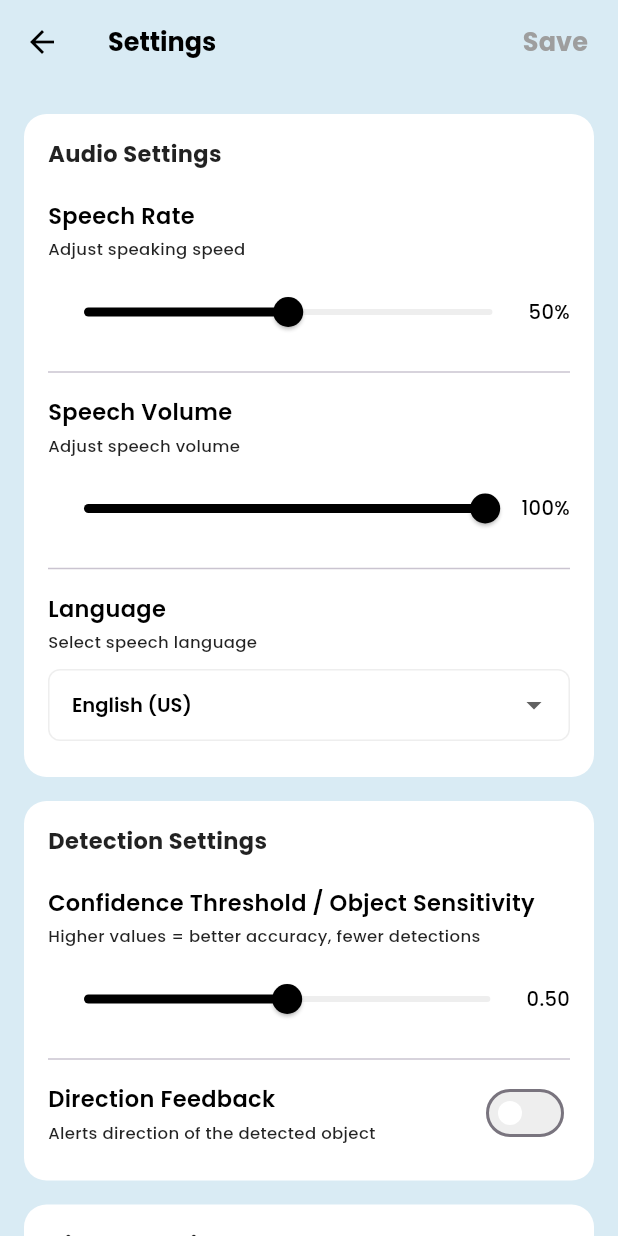
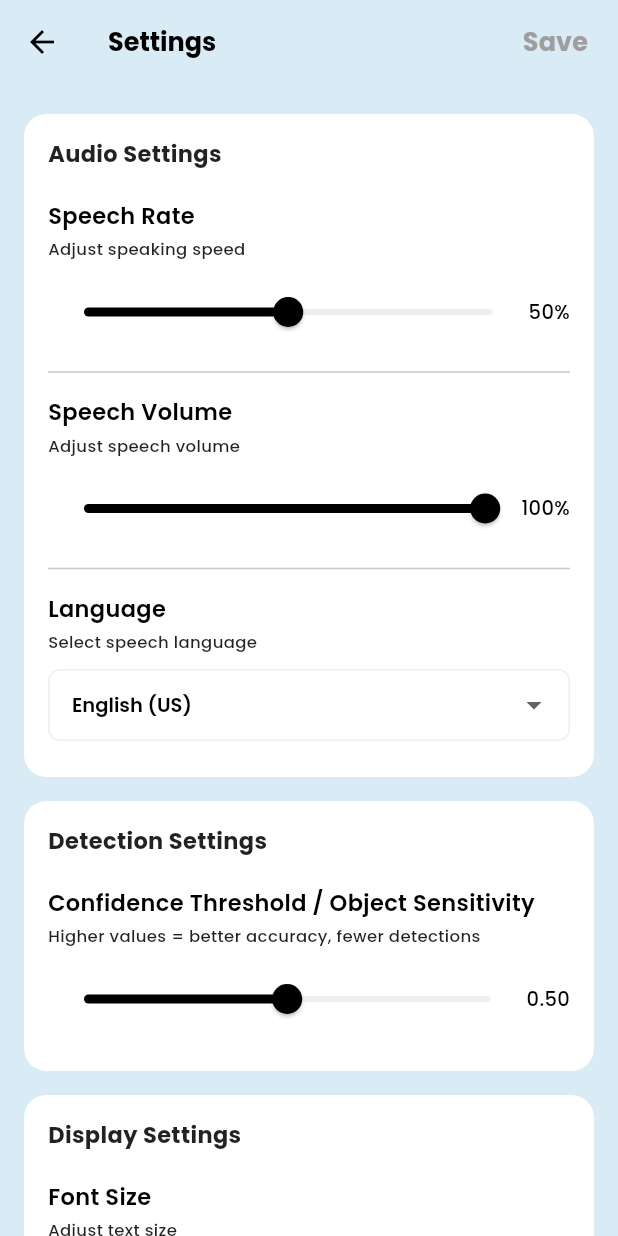
Before and after one commit to resyaaaaa/Object-Detection-and-Recognition-for-Visually-Impaired, a Flutter app: the screen it shows after launch, after a tap on "Settings", on a phone screen of 412 x 824 dp. Run offline on Flutter 3.47's test engine with Material 3 defaults, Android fonts, the light colour scheme and no system bars; our stand-ins replace camera, flutter_spinkit, flutter_tts, shared_preferences; missing offline and left inert: flutter_vision.

Commit message:
rm gtts, lang only-supported, rm main from dtt sc

```diff
--- a/echoeyes/lib/main.dart
+++ b/echoeyes/lib/main.dart
@@ -1,6 +1,5 @@
 import 'package:echoeyes/screens/splash_screen.dart';
 import 'package:flutter/material.dart';
-//import 'package:camera/camera.dart';
 
 void main() {
   WidgetsFlutterBinding.ensureInitialized();
@@ -15,11 +14,6 @@ class EchoEyesApp extends StatelessWidget {
     return (MaterialApp(
       debugShowCheckedModeBanner: false,
       home: const SplashScreen(),
-      title: 'EchoEyes Object Detection',
-      theme: ThemeData(
-        primaryColor: Colors.white,
-        scaffoldBackgroundColor: Colors.white,
-      ),
     ));
   }
 }
--- a/echoeyes/lib/models/settings_model.dart
+++ b/echoeyes/lib/models/settings_model.dart
@@ -5,7 +5,7 @@ class AppSettings {
   bool switchMode;
   double confidenceThreshold;
   double fontSize;
-  bool directionMode;
+  //bool directionMode;
 
   AppSettings({
     this.speechRate = 0.5,
@@ -14,7 +14,7 @@ class AppSettings {
     this.switchMode = false,
     this.confidenceThreshold = 0.5,
     this.fontSize = 13.0,
-    this.directionMode = false,
+    //this.directionMode = false,
   });
 
   AppSettings copyWith({
@@ -24,7 +24,7 @@ class AppSettings {
     bool? switchMode,
     double? confidenceThreshold,
     double? fontSize,
-    bool? directionMode,
+    //bool? directionMode,
   }) {
     return AppSettings(
       speechRate: speechRate ?? this.speechRate,
@@ -33,7 +33,7 @@ class AppSettings {
       switchMode: switchMode ?? this.switchMode,
       confidenceThreshold: confidenceThreshold ?? this.confidenceThreshold,
       fontSize: fontSize ?? this.fontSize,
-      directionMode: directionMode ?? this.directionMode,
+      //directionMode: directionMode ?? this.directionMode,
     );
   }
 
@@ -44,7 +44,7 @@ class AppSettings {
     'switchMode': switchMode,
     'confidenceThreshold': confidenceThreshold,
     'fontSize': fontSize,
-    'directionMode' : directionMode,
+    //'directionMode' : directionMode,
   };
 
   factory AppSettings.fromJson(Map<String, dynamic> json) {
@@ -56,7 +56,7 @@ class AppSettings {
       confidenceThreshold:
           (json['confidenceThreshold'] as num?)?.toDouble() ?? 0.5,
       fontSize: (json['fontSize'] as num?)?.toDouble() ?? 13.0,
-      directionMode: json['directionMode'] as bool? ?? false,
+      //directionMode: json['directionMode'] as bool? ?? false,
     );
   }
 }
--- a/echoeyes/lib/screens/settings_screen.dart
+++ b/echoeyes/lib/screens/settings_screen.dart
@@ -23,11 +23,10 @@ class _SettingsScreenState extends State<SettingsScreen> {
 
   static const Map<String, String> _languageOptions = {
     'en-US': 'English (US)',
-    'en-GB': 'English (UK)',
-    'fr-FR': 'French',
-    'de-DE': 'German',
-    'ms-MY': 'Malay',
-    'zh-CN': 'Mandarin (Simplified)',
+    'en-UK': 'English (UK)',
+    'fr-FR': 'French (France)',
+    'de-DE': 'German (Germany)',
+    'es-ES': 'Spanish (Spain)',
   };
 
   @override
@@ -333,14 +332,15 @@ class _SettingsScreenState extends State<SettingsScreen> {
         onChanged: (v) =>
             _updateSetting((s) => s.copyWith(confidenceThreshold: v)),
       ),
-      const Divider(),
+      // TEMPORARILY DISABLED
+      /*const Divider(),
       SwitchSettingWidget(
         title: 'Direction Feedback',
         subtitle: 'Alerts direction of the detected object',
         value: _settings.directionMode,
         settings: _settings,
         onChanged: (v) => _updateSetting((s) => s.copyWith(directionMode: v)),
-      ),
+      ),*/
     ],
   );
 
@@ -370,13 +370,15 @@ class _SettingsScreenState extends State<SettingsScreen> {
   );
 }
 
+// SCROLL BEHAVIOR - DISABLE GLOW EFFECT WHEN OVERSCROLL
 class _NoGlow extends ScrollBehavior {
   const _NoGlow();
 
-  Widget buildViewportChrome(
+  @override
+  Widget buildOverscrollIndicator(
     BuildContext context,
     Widget child,
-    AxisDirection axisDirection,
+    ScrollableDetails details,
   ) {
     return child;
   }
--- a/echoeyes/lib/screens/splash_screen.dart
+++ b/echoeyes/lib/screens/splash_screen.dart
@@ -30,7 +30,8 @@ class _SplashScreenState extends State<SplashScreen>
     _loadSettings();
     _speakInstructions();
   }
-  /// ANIMATION FOR SMOOTH TRANSITION
+
+  // ANIMATION FOR SMOOTH SPLASH TRANSITION
   void _initializeAnimations() {
     _animationController = AnimationController(
       duration: const Duration(milliseconds: 2000),
@@ -54,6 +55,7 @@ class _SplashScreenState extends State<SplashScreen>
     _animationController.forward();
   }
 
+  // LOAD SAVED SETTINGS BEFORE GF'S INSTRUCTIONS
   Future<void> _loadSettings() async {
     final saved = await SettingsService.loadSettings();
     setState(() => _settings = saved);
@@ -62,13 +64,13 @@ class _SplashScreenState extends State<SplashScreen>
     _speakInstructions();
   }
 
+  // GESTURE FEEDBACK'S INSTRUCTION - TTS
   Future<void> _speakInstructions() async {
     await Future.delayed(const Duration(milliseconds: 500));
-    await TTSService.speak(
-      "Double tap to start detection",
-    );
+    await TTSService.speak("Double tap to start detection");
   }
 
+  // CAMERA BUTTON IS CLICKED TTS
   Future<void> _openCamera() async {
     await TTSService.speak("Opening camera");
 
@@ -86,24 +88,27 @@ class _SplashScreenState extends State<SplashScreen>
     Navigator.push(
       context,
       MaterialPageRoute(
-        builder: (_) => YoloCam(camerass: cameras, settings: _settings),
+        // ROUTE TO DETECTION SCREEN
+        builder: (_) => DetectionScreen(camerass: cameras, settings: _settings),
       ),
     );
   }
 
+  // SETTINGS BUTTON IS CLICKED TTS
   Future<void> _openSettings() async {
     await TTSService.speak("Opening settings");
 
     final loaded = await SettingsService.loadSettings();
     final result = await Navigator.push(
       context,
+      // GO TO SETTINGS SCREEN
       MaterialPageRoute(builder: (_) => SettingsScreen(settings: loaded)),
     );
 
     if (result != null && mounted) {
       setState(() => _settings = result);
       await SettingsService.saveSettings(_settings);
-      await TTSService.updateSettings(_settings);
+      //await TTSService.updateSettings(_settings); //NO NEED
     }
   }
 
@@ -117,7 +122,6 @@ class _SplashScreenState extends State<SplashScreen>
   Widget build(BuildContext context) {
     final double width = MediaQuery.of(context).size.width;
 
-    //Here to modify the bg color for splash screen
     return GestureDetector(
       behavior: HitTestBehavior.translucent,
       //in order the button still works even adding gesture control
@@ -132,9 +136,9 @@ class _SplashScreenState extends State<SplashScreen>
                 begin: Alignment.topLeft,
                 end: Alignment.bottomRight,
                 colors: [
-                  // BACKGROUND
+                  // SPLASH SCREEN MAIN BACKGROUND
                   Color.fromARGB(255, 255, 255, 255),
-                  Color.fromARGB(255, 149, 222, 253),
+                  Color(0xFF95DEFD),
                 ],
               ),
             ),
@@ -150,6 +154,7 @@ class _SplashScreenState extends State<SplashScreen>
                         child: Column(
                           mainAxisAlignment: MainAxisAlignment.center,
                           children: [
+                            // SIZED BOX FOR EVERY BUTTON OR TEXT ON SPLASH SCREEN
                             _buildLogo(),
                             const SizedBox(height: 8),
                             Text(
@@ -192,12 +197,12 @@ class _SplashScreenState extends State<SplashScreen>
     );
   }
 
-  //LOGO --->
+  // LOGO IMAGE PATH
   Widget _buildLogo() {
     return Image.asset('assets/images/echoeyes2_logo.png', fit: BoxFit.contain);
   }
 
-  //BUTTON FOR SETTINGS&CAMERA --->
+  // BUTTON FOR SETTINGS AND CAMERA
   Widget _buildButton(double width, String label, VoidCallback onPressed) {
     return SizedBox(
       width: width * 0.7,
--- a/echoeyes/lib/services/settings_service.dart
+++ b/echoeyes/lib/services/settings_service.dart
@@ -8,7 +8,7 @@ class SettingsService {
   static const _keySwitchMode = 'switchMode';
   static const _keyConfidenceThreshold = 'confidenceThreshold';
   static const _keyFontSize = 'fontSize';
-  static const _keyDirectionMode = 'directionMode';
+  //static const _keyDirectionMode = 'directionMode';
 
   static Future<AppSettings> loadSettings() async {
     final prefs = await SharedPreferences.getInstance();
@@ -20,7 +20,7 @@ class SettingsService {
       switchMode: prefs.getBool(_keySwitchMode) ?? false,
       confidenceThreshold: prefs.getDouble(_keyConfidenceThreshold) ?? 0.5,
       fontSize: prefs.getDouble(_keyFontSize) ?? 13.0,
-      directionMode: prefs.getBool(_keyDirectionMode) ?? false,
+      //directionMode: prefs.getBool(_keyDirectionMode) ?? false,
     );
   }
 
@@ -36,6 +36,6 @@ class SettingsService {
       settings.confidenceThreshold,
     );
     await prefs.setDouble(_keyFontSize, settings.fontSize);
-    await prefs.setBool(_keyDirectionMode, settings.directionMode);
+    //await prefs.setBool(_keyDirectionMode, settings.directionMode);
   }
 }
```
Also changed, not shown: echoeyes/lib/screens/detection_screen.dart (+31 -42 lines), echoeyes/lib/services/tts_service.dart (+9 -51 lines), echoeyes/pubspec.yaml (+10 -12 lines), echoeyes/pubspec.lock, 5 other files.
